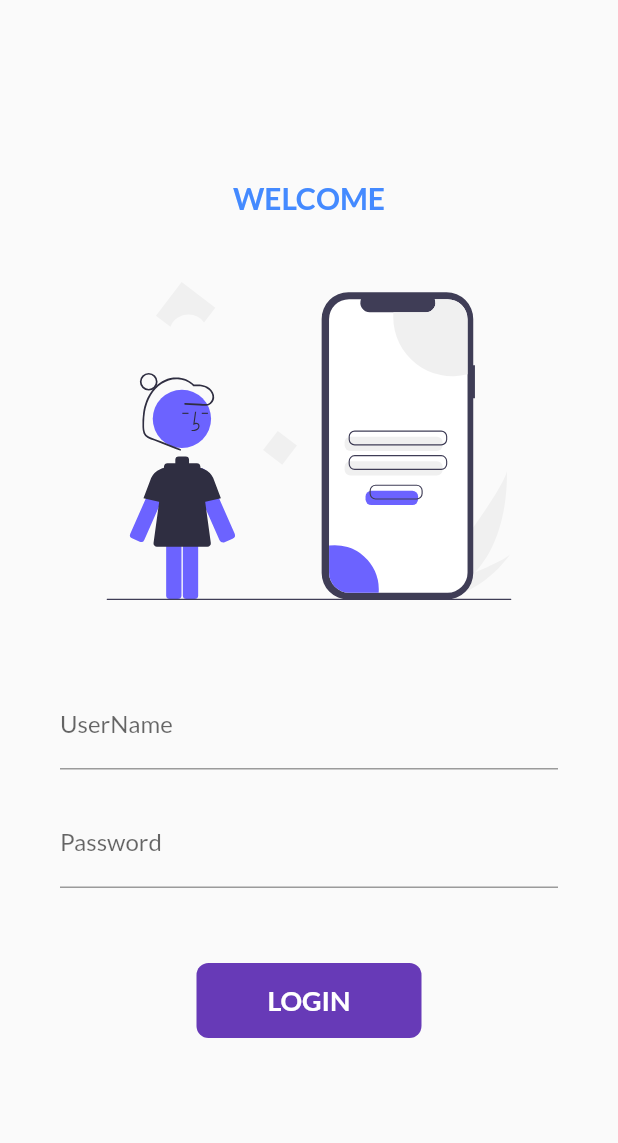
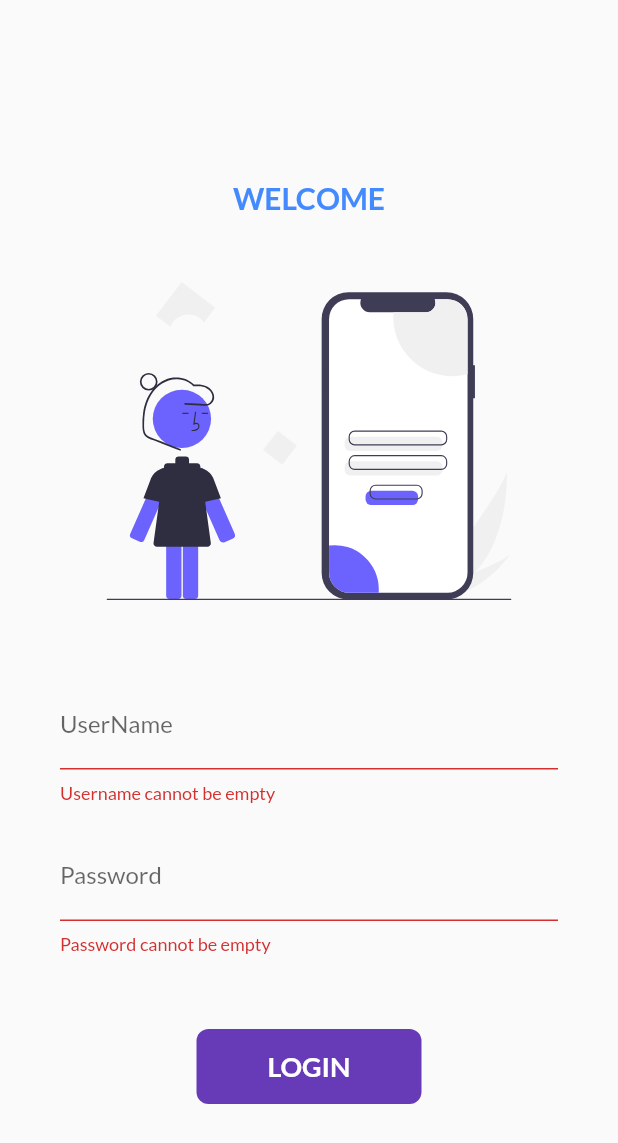
Before and after one commit to girirajsahu2803/OnlinShoppingApp, a Flutter app: the screen it shows after launch, after a tap on "LOGIN", on a phone screen of 412 x 824 dp. Shown: the top 1143 px of the screen. Run offline on Flutter 3.47's test engine with Material 2 defaults, Android fonts, the phone set to English and light mode, and no system bars; our stand-ins replace flutter_svg, google_fonts.

Commit message:
day 7 completed

```diff
--- a/lib/pages/loginpage.dart
+++ b/lib/pages/loginpage.dart
@@ -14,6 +14,16 @@ class _LoginPageState extends State<LoginPage> {
   final String loginPage = '/login';
   TextEditingController UserName = TextEditingController();
   TextEditingController Welcome = TextEditingController();
+  final GlobalKey<FormState> _formkey = GlobalKey<FormState>();
+
+  func() {
+    final form = _formkey.currentState!;
+    if (form.validate())
+      setState(() {
+        Navigator.pushNamed(context, MyRoute.homePage);
+      });
+  }
+
   @override
   Widget build(BuildContext context) {
     return Scaffold(
@@ -47,13 +57,21 @@ class _LoginPageState extends State<LoginPage> {
                 fit: BoxFit.contain,
               ),
             ),
-            Column(
+            Form(
+              key: _formkey,
+              child: Column(
                 mainAxisAlignment: MainAxisAlignment.spaceEvenly,
                 children: [
                   Padding(
-                  padding:
-                      const EdgeInsets.symmetric(horizontal: 20, vertical: 10),
+                    padding: const EdgeInsets.symmetric(
+                        horizontal: 20, vertical: 10),
                     child: TextFormField(
+                      validator: (value) {
+                        if (value!.isEmpty) {
+                          return "Username cannot be empty";
+                        }
+                        return null;
+                      },
                       controller: UserName,
                       decoration: InputDecoration(
                         labelText: 'UserName',
@@ -62,9 +80,18 @@ class _LoginPageState extends State<LoginPage> {
                     ),
                   ),
                   Padding(
-                  padding:
-                      const EdgeInsets.symmetric(horizontal: 20, vertical: 10),
+                    padding: const EdgeInsets.symmetric(
+                        horizontal: 20, vertical: 10),
                     child: TextFormField(
+                      validator: (value) {
+                        if (value!.isEmpty) {
+                          return "Password cannot be empty";
+                        }
+                        if (value.length < 6) {
+                          return "Password length should be 6 atleast";
+                        }
+                        return null;
+                      },
                       obscureText: true,
                       decoration: InputDecoration(
                         labelText: 'Password',
@@ -77,10 +104,10 @@ class _LoginPageState extends State<LoginPage> {
                   ),
                   InkWell(
                     onTap: () {
-                    //Navigator.pushNamed(context, MyRoute.homePage);
+                      func();
                     },
-                  child: AnimatedContainer(
-                    duration: Duration(seconds: 1),
+                    child: Ink(
+                      //duration: Duration(seconds: 1),
                       decoration: BoxDecoration(
                         color: Colors.deepPurple,
                         borderRadius: BorderRadius.circular(8),
@@ -101,6 +128,7 @@ class _LoginPageState extends State<LoginPage> {
                   )
                 ],
               ),
+            ),
           ],
         ),
       ),
```
Lines whose indentation alone changed are shown as unchanged.
